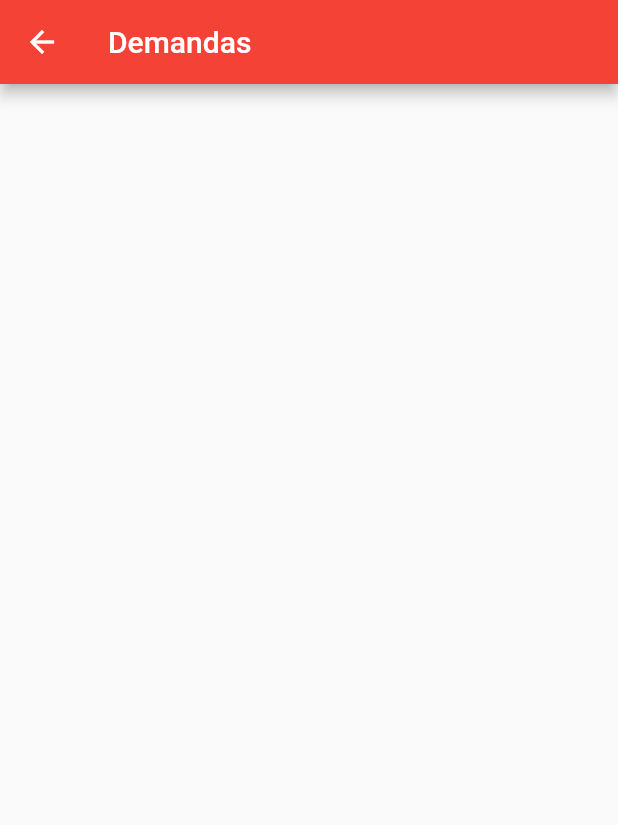
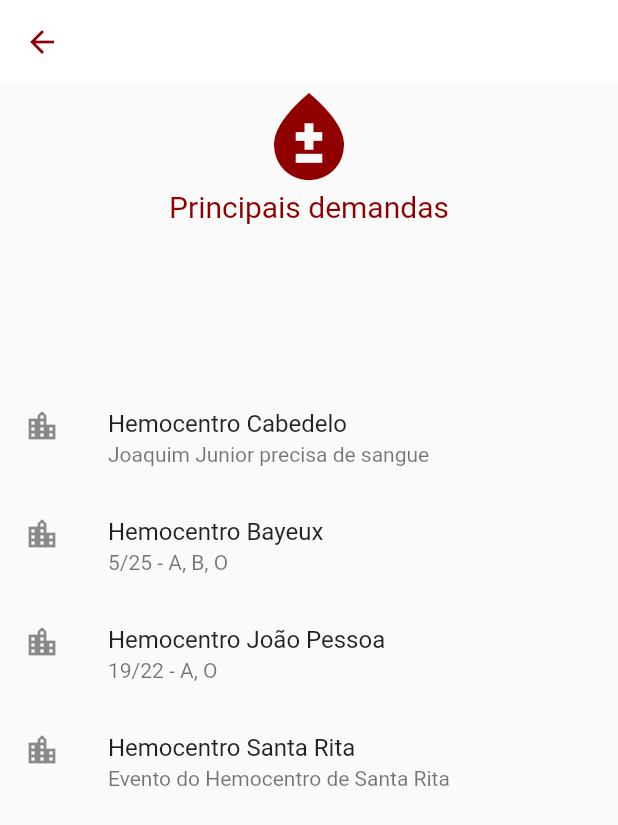
Before and after one commit to diegolrs/Hemobile, a Flutter app: the DemandsPage screen opened by its route, on a phone screen of 412 x 824 dp. Shown: the top 825 px of the screen. Run offline on Flutter 3.47's test engine with Material 2 defaults, Android fonts, the phone set to English and light mode, and no system bars; our stand-ins replace localstorage.

Commit message:
Added history and demands page

```diff
--- a/lib/main.dart
+++ b/lib/main.dart
@@ -4,7 +4,7 @@ import 'package:hemobile/models/user_model.dart';
 import 'package:hemobile/pages/dashboard/dashboard.dart';
 import 'package:hemobile/pages/history/history.dart';
 import 'package:hemobile/pages/landing.dart';
-import 'package:hemobile/pages/demands.dart';
+import 'package:hemobile/pages/demands/demands.dart';
 import 'package:hemobile/pages/login/login.dart';
 import 'package:hemobile/pages/profile/profile.dart';
 import 'package:hemobile/repositories/user_repository.dart';
--- a/lib/pages/dashboard/dashboard.dart
+++ b/lib/pages/dashboard/dashboard.dart
@@ -91,7 +91,7 @@ class _DashboardPageState extends State<DashboardPage> {
                   type: DashCardType.Light,
                   onPressed: () => Navigator.pushNamed(
                     context,
-                    '/demands',
+                    '/profile',
                   ),
                 ),
                 SizedBox(
--- a/lib/pages/demands.dart
+++ /dev/null
@@ -1,21 +0,0 @@
-import 'package:flutter/material.dart';
-
-class DemandsPage extends StatefulWidget {
-  const DemandsPage({Key? key, required String title}) : super(key: key);
-
-  @override
-  _DemandsPageState createState() => _DemandsPageState();
-}
-
-class _DemandsPageState extends State<DemandsPage> {
-  @override
-  Widget build(BuildContext context) {
-    return Scaffold(
-      appBar: AppBar(
-        title: Text(
-          'Demandas',
-        ),
-      ),
-    );
-  }
-}
--- /dev/null
+++ b/lib/pages/demands/demands.dart
@@ -0,0 +1,106 @@
+import 'package:flutter/material.dart';
+
+class DemandsPage extends StatefulWidget {
+  const DemandsPage({Key? key, required String title}) : super(key: key);
+
+  @override
+  _DemandsPageState createState() => _DemandsPageState();
+}
+
+class _DemandsPageState extends State<DemandsPage> {
+  @override
+  Widget build(BuildContext context) {
+    return Scaffold(
+      appBar: AppBar(
+        title: Text(
+          'History',
+        ),
+        backgroundColor: Colors.white,
+        iconTheme: IconThemeData(
+          color: Theme.of(context).accentColor,
+        ),
+        shadowColor: Colors.transparent,
+      ),
+      body: Column(
+        children: [
+          DemandsHeader(),
+          Expanded(
+            child: ListView(
+              children: [
+                HemocentroTile(
+                  name: 'Hemocentro Cabedelo',
+                  description: 'Joaquim Junior precisa de sangue',
+                ),
+                HemocentroTile(
+                  name: 'Hemocentro Bayeux',
+                  description: '5/25 - A, B, O',
+                ),
+                HemocentroTile(
+                  name: 'Hemocentro João Pessoa',
+                  description: '19/22 - A, O',
+                ),
+                HemocentroTile(
+                  name: 'Hemocentro Santa Rita',
+                  description: 'Evento do Hemocentro de Santa Rita',
+                ),
+              ],
+            ),
+          )
+        ],
+      ),
+    );
+  }
+}
+
+class HemocentroTile extends StatelessWidget {
+  final String name;
+  final String description;
+
+  const HemocentroTile({
+    Key? key,
+    required this.name,
+    required this.description,
+  }) : super(key: key);
+
+  @override
+  Widget build(BuildContext context) {
+    return ListTile(
+      leading: Icon(Icons.location_city),
+      title: Text(name),
+      subtitle: Text(description),
+    );
+  }
+}
+
+class DemandsHeader extends StatelessWidget {
+  const DemandsHeader({
+    Key? key,
+  }) : super(key: key);
+
+  @override
+  Widget build(BuildContext context) {
+    return Container(
+      width: 900,
+      height: 200,
+      child: Column(
+        children: [
+          Icon(
+            Icons.bloodtype,
+            size: 70,
+            color: Theme.of(context).accentColor,
+          ),
+          Expanded(
+            child: Text(
+              'Principais demandas',
+              textAlign: TextAlign.center,
+              style: TextStyle(
+                color: Theme.of(context).accentColor,
+                fontSize: 20,
+              ),
+            ),
+          ),
+        ],
+      ),
+    );
+  }
+}
```
Also changed, not shown: lib/pages/history/history.dart (+82 -1 lines).
